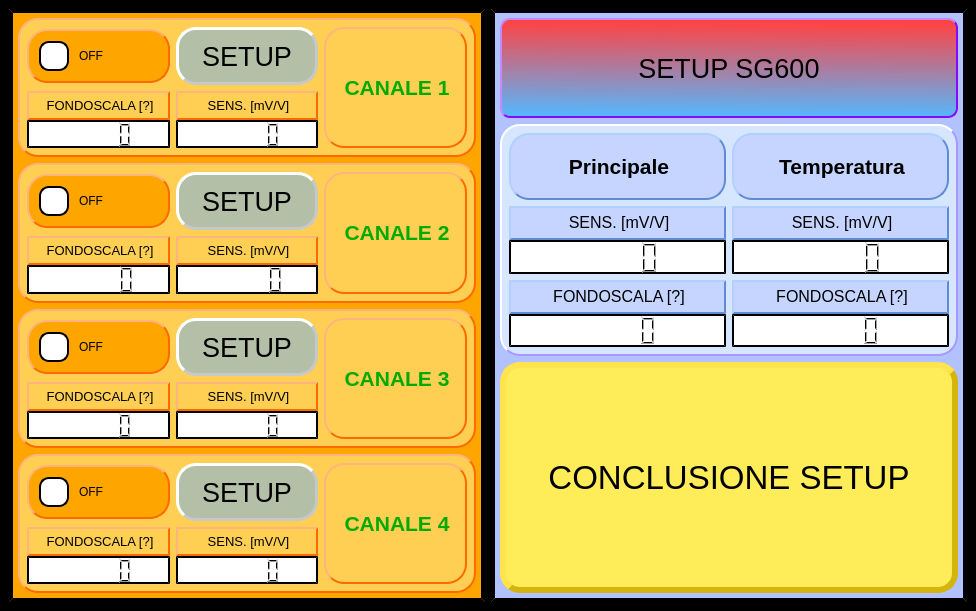
Old version of the form Qt Creator/View_QT_SetupPage.ui in the repository Mixer97/tesi_triennale.
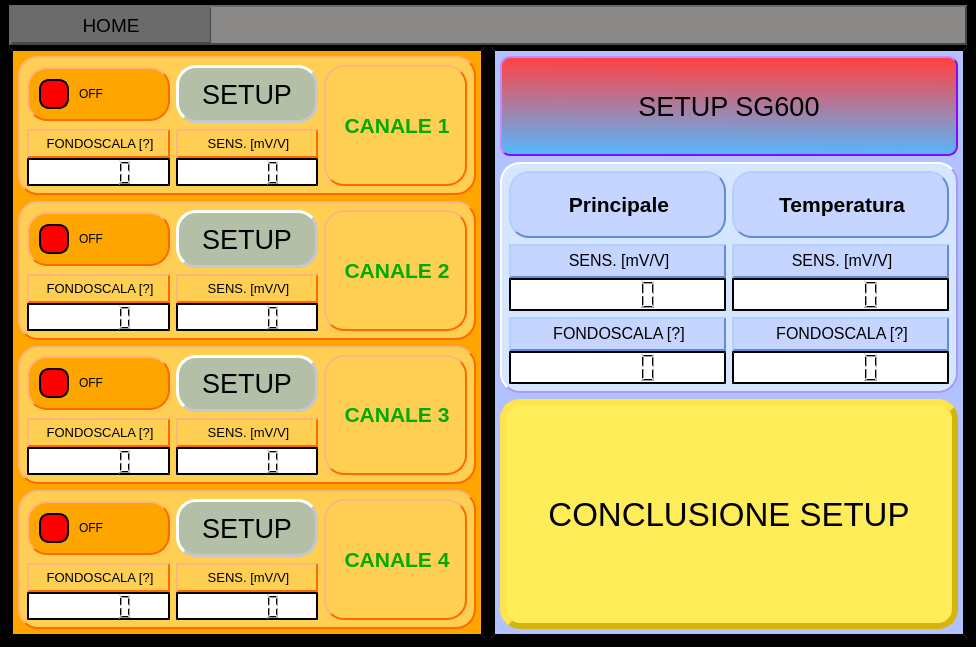
New version of the form.

```diff
--- a/Qt Creator/View_QT_SetupPage.ui
+++ b/Qt Creator/View_QT_SetupPage.ui
@@ -7,7 +7,7 @@
     <x>0</x>
     <y>0</y>
     <width>976</width>
-    <height>611</height>
+    <height>647</height>
    </rect>
   </property>
   <property name="windowTitle">
@@ -32,8 +32,164 @@
 }
 </string>
    </property>
-   <layout class="QHBoxLayout" name="horizontalLayout_7">
-    <item>
+   <layout class="QGridLayout" name="gridLayout_13">
+    <property name="topMargin">
+     <number>5</number>
+    </property>
+    <property name="verticalSpacing">
+     <number>2</number>
+    </property>
+    <item row="0" column="0" colspan="2">
+     <widget class="QFrame" name="frame_navigation">
+      <property name="minimumSize">
+       <size>
+        <width>0</width>
+        <height>40</height>
+       </size>
+      </property>
+      <property name="maximumSize">
+       <size>
+        <width>16777215</width>
+        <height>40</height>
+       </size>
+      </property>
+      <property name="styleSheet">
+       <string notr="true">QWidget {
+	background-color:rgb(138, 137, 135); 
+	border-style: outset;
+    border-width: 1px;
+    border-color: rgb(71, 71, 71);
+}
+</string>
+      </property>
+      <property name="frameShape">
+       <enum>QFrame::StyledPanel</enum>
+      </property>
+      <property name="frameShadow">
+       <enum>QFrame::Raised</enum>
+      </property>
+      <layout class="QHBoxLayout" name="horizontalLayout_3">
+       <property name="spacing">
+        <number>0</number>
+       </property>
+       <property name="leftMargin">
+        <number>0</number>
+       </property>
+       <property name="topMargin">
+        <number>0</number>
+       </property>
+       <property name="rightMargin">
+        <number>0</number>
+       </property>
+       <property name="bottomMargin">
+        <number>0</number>
+       </property>
+       <item>
+        <widget class="QFrame" name="frame">
+         <property name="frameShape">
+          <enum>QFrame::StyledPanel</enum>
+         </property>
+         <property name="frameShadow">
+          <enum>QFrame::Raised</enum>
+         </property>
+         <layout class="QHBoxLayout" name="horizontalLayout_4">
+          <property name="spacing">
+           <number>0</number>
+          </property>
+          <property name="leftMargin">
+           <number>0</number>
+          </property>
+          <property name="topMargin">
+           <number>0</number>
+          </property>
+          <property name="rightMargin">
+           <number>0</number>
+          </property>
+          <property name="bottomMargin">
+           <number>0</number>
+          </property>
+          <item>
+           <widget class="QFrame" name="frame_3">
+            <property name="styleSheet">
+             <string notr="true">    border-width: 0px;</string>
+            </property>
+            <property name="frameShape">
+             <enum>QFrame::StyledPanel</enum>
+            </property>
+            <property name="frameShadow">
+             <enum>QFrame::Raised</enum>
+            </property>
+            <layout class="QVBoxLayout" name="verticalLayout_2">
+             <property name="spacing">
+              <number>0</number>
+             </property>
+             <property name="leftMargin">
+              <number>0</number>
+             </property>
+             <property name="topMargin">
+              <number>0</number>
+             </property>
+             <property name="rightMargin">
+              <number>0</number>
+             </property>
+             <property name="bottomMargin">
+              <number>0</number>
+             </property>
+             <item>
+              <widget class="QPushButton" name="pushButton_home">
+               <property name="sizePolicy">
+                <sizepolicy hsizetype="Minimum" vsizetype="Preferred">
+                 <horstretch>0</horstretch>
+                 <verstretch>0</verstretch>
+                </sizepolicy>
+               </property>
+               <property name="maximumSize">
+                <size>
+                 <width>200</width>
+                 <height>16777215</height>
+                </size>
+               </property>
+               <property name="font">
+                <font>
+                 <pointsize>14</pointsize>
+                 <italic>false</italic>
+                 <bold>false</bold>
+                 <strikeout>false</strikeout>
+                </font>
+               </property>
+               <property name="cursor">
+                <cursorShape>PointingHandCursor</cursorShape>
+               </property>
+               <property name="styleSheet">
+                <string notr="true">QPushButton{
+	border-width: 1px;
+	background-color:rgb(107, 107, 107);
+	color: rgb(0, 0, 0);
+}
+
+QPushButton::pressed{
+	border-width: 1px;
+	background-color:rgb(56, 56, 56);
+	color: rgb(0, 0, 0);
+
+
+}</string>
+               </property>
+               <property name="text">
+                <string>HOME</string>
+               </property>
+              </widget>
+             </item>
+            </layout>
+           </widget>
+          </item>
+         </layout>
+        </widget>
+       </item>
+      </layout>
+     </widget>
+    </item>
+    <item row="1" column="0">
      <layout class="QHBoxLayout" name="Lay_L">
       <item>
        <widget class="QWidget" name="Wid_L" native="true">
@@ -192,7 +348,7 @@
 QCheckBox::indicator:unchecked {
 	width: 26px;
     height: 26px;
-	Background-color: white;
+	Background-color:red;
 	border-width: 2px;
     border-radius: 10px;
     border-color: black;
@@ -402,7 +558,7 @@
 QCheckBox::indicator:unchecked {
 	width: 26px;
     height: 26px;
-	Background-color: white;
+	Background-color: red;
 	border-width: 2px;
     border-radius: 10px;
     border-color: black;
@@ -612,7 +768,7 @@
 QCheckBox::indicator:unchecked {
 	width: 26px;
     height: 26px;
-	Background-color: white;
+	Background-color: red;
 	border-width: 2px;
     border-radius: 10px;
     border-color: black;
@@ -822,7 +978,7 @@
 QCheckBox::indicator:unchecked {
 	width: 26px;
     height: 26px;
-	Background-color: white;
+	Background-color: red;
 	border-width: 2px;
     border-radius: 10px;
     border-color: black;
@@ -892,7 +1048,7 @@
       </item>
      </layout>
     </item>
-    <item>
+    <item row="1" column="1">
      <layout class="QHBoxLayout" name="Lay_R">
       <item>
        <widget class="QWidget" name="widget_2" native="true">
```
